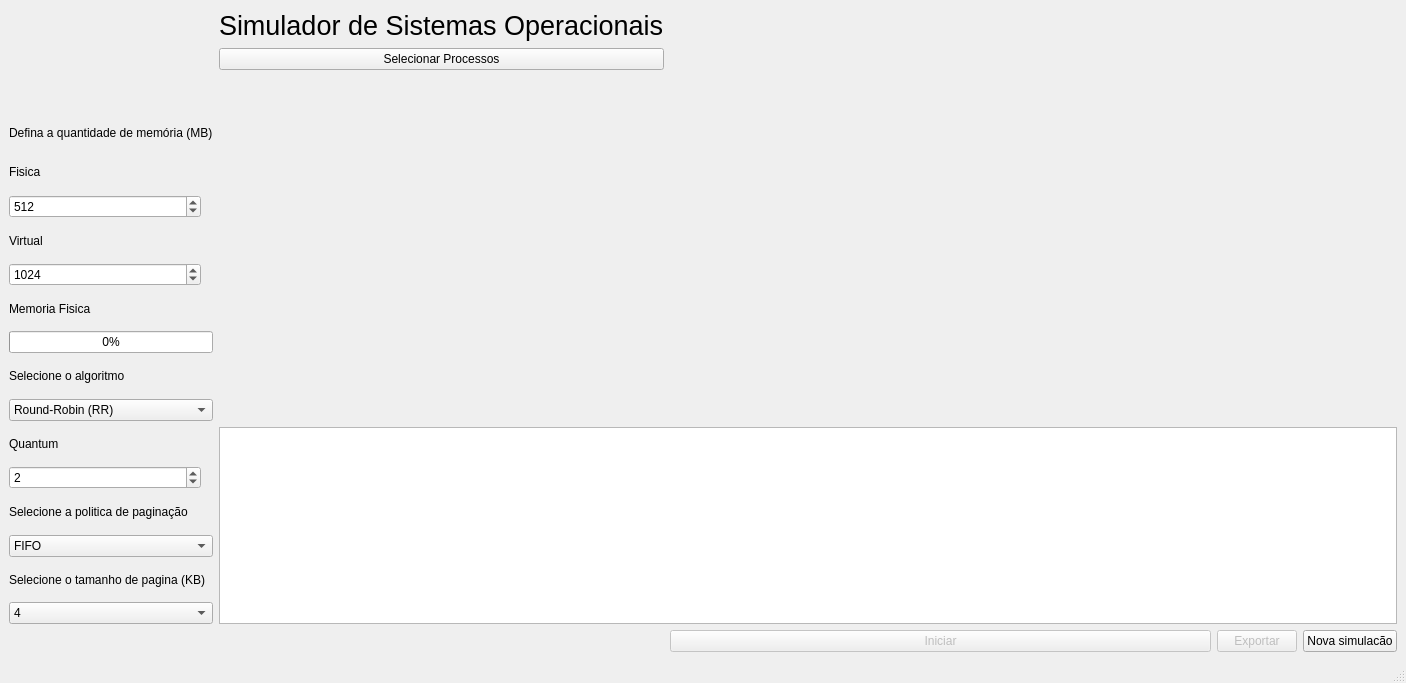
Above: Projeto_SO/mainwindow.ui from lwyo1/Simulador-de-Sistemas-Operacionais before the change. Below: the same form after it.
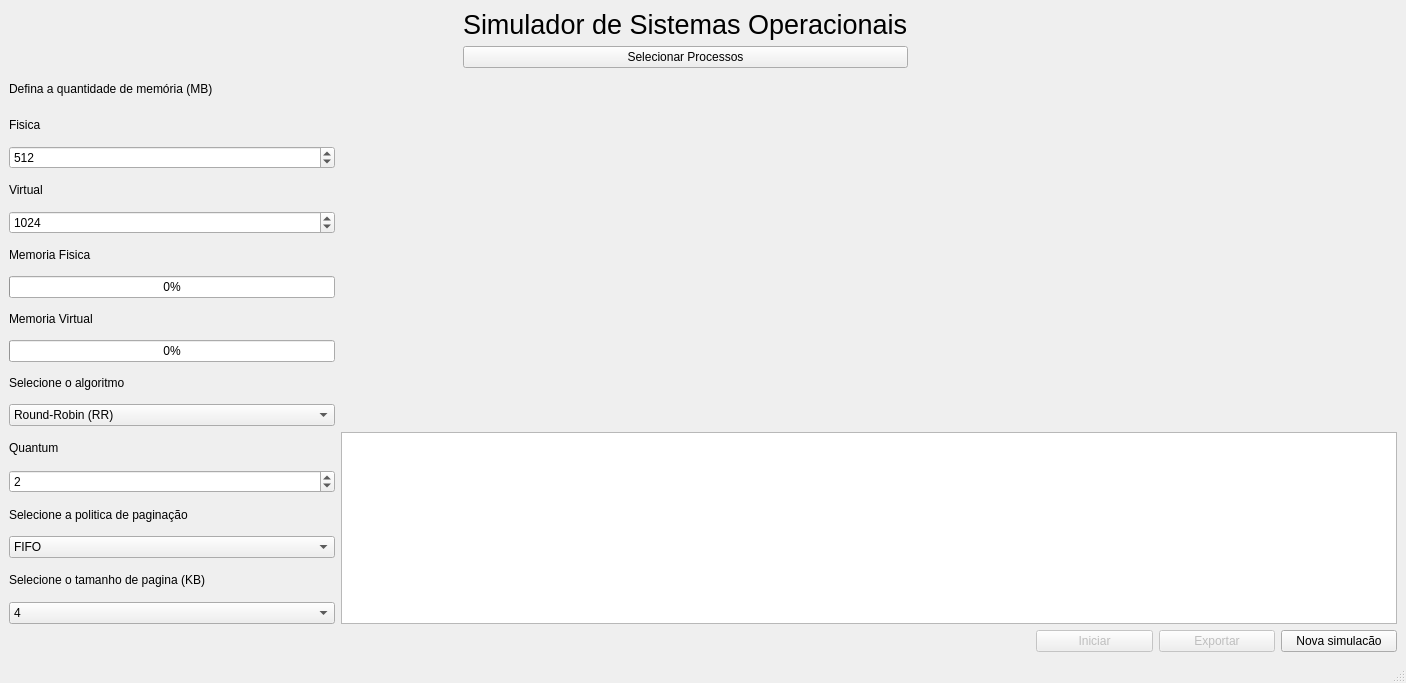
That is the form after the change.

Patch:
```diff
--- a/Projeto_SO/mainwindow.ui
+++ b/Projeto_SO/mainwindow.ui
@@ -17,81 +17,15 @@
    <string>Simulador SO</string>
   </property>
   <widget class="QWidget" name="centralwidget">
-   <layout class="QGridLayout" name="gridLayout" columnstretch="1,0,0,0,3,0,0">
-    <item row="8" column="0" colspan="3">
-     <widget class="QLabel" name="labelProgressMemoria">
+   <layout class="QGridLayout" name="gridLayout">
+    <item row="4" column="0">
+     <widget class="QLabel" name="label_3">
       <property name="text">
-       <string>Memoria Fisica</string>
+       <string>Fisica</string>
       </property>
      </widget>
     </item>
-    <item row="9" column="0" colspan="3">
-     <widget class="QProgressBar" name="progressMemoria">
-      <property name="value">
-       <number>0</number>
-      </property>
-     </widget>
-    </item>
-    <item row="1" column="3">
-     <widget class="QPushButton" name="buttonSelecionaCSV">
-      <property name="text">
-       <string>Selecionar Processos</string>
-      </property>
-     </widget>
-    </item>
-    <item row="18" column="5">
-     <widget class="QPushButton" name="btnExportar">
-      <property name="enabled">
-       <bool>false</bool>
-      </property>
-      <property name="text">
-       <string>Exportar</string>
-      </property>
-     </widget>
-    </item>
-    <item row="18" column="4">
-     <widget class="QPushButton" name="buttonIniciar">
-      <property name="enabled">
-       <bool>false</bool>
-      </property>
-      <property name="text">
-       <string>Iniciar</string>
-      </property>
-     </widget>
-    </item>
-    <item row="13" column="0">
-     <widget class="QSpinBox" name="spinQuantum">
-      <property name="enabled">
-       <bool>true</bool>
-      </property>
-      <property name="minimum">
-       <number>1</number>
-      </property>
-      <property name="maximum">
-       <number>20</number>
-      </property>
-      <property name="value">
-       <number>2</number>
-      </property>
-     </widget>
-    </item>
-    <item row="5" column="0">
-     <widget class="QSpinBox" name="spinMemFisica">
-      <property name="minimum">
-       <number>128</number>
-      </property>
-      <property name="maximum">
-       <number>2048</number>
-      </property>
-      <property name="singleStep">
-       <number>128</number>
-      </property>
-      <property name="value">
-       <number>512</number>
-      </property>
-     </widget>
-    </item>
-    <item row="17" column="0" colspan="3">
+    <item row="19" column="0" colspan="2">
      <widget class="QComboBox" name="comboTamanhoPaginacao">
       <item>
        <property name="text">
@@ -115,7 +49,30 @@
       </item>
      </widget>
     </item>
-    <item row="11" column="0" colspan="3">
+    <item row="12" column="0">
+     <widget class="QLabel" name="label_5">
+      <property name="text">
+       <string>Selecione o algoritmo</string>
+      </property>
+     </widget>
+    </item>
+    <item row="5" column="0" colspan="2">
+     <widget class="QSpinBox" name="spinMemFisica">
+      <property name="minimum">
+       <number>128</number>
+      </property>
+      <property name="maximum">
+       <number>2048</number>
+      </property>
+      <property name="singleStep">
+       <number>128</number>
+      </property>
+      <property name="value">
+       <number>512</number>
+      </property>
+     </widget>
+    </item>
+    <item row="13" column="0" colspan="2">
      <widget class="QComboBox" name="comboAlgoritmo">
       <item>
        <property name="text">
@@ -134,35 +91,37 @@
       </item>
      </widget>
     </item>
-    <item row="18" column="6">
-     <widget class="QPushButton" name="buttonNovaSim">
-      <property name="text">
-       <string>Nova simulacão</string>
+    <item row="15" column="0" colspan="2">
+     <widget class="QSpinBox" name="spinQuantum">
+      <property name="enabled">
+       <bool>true</bool>
       </property>
-     </widget>
-    </item>
-    <item row="16" column="0" colspan="3">
-     <widget class="QLabel" name="label_7">
-      <property name="text">
-       <string>Selecione o tamanho de pagina (KB)</string>
+      <property name="minimum">
+       <number>1</number>
       </property>
+      <property name="maximum">
+       <number>20</number>
+      </property>
+      <property name="value">
+       <number>2</number>
+      </property>
      </widget>
     </item>
-    <item row="14" column="0" colspan="3">
+    <item row="16" column="0">
      <widget class="QLabel" name="label_6">
       <property name="text">
        <string>Selecione a politica de paginação</string>
       </property>
      </widget>
     </item>
-    <item row="6" column="0" colspan="2">
-     <widget class="QLabel" name="label_4">
+    <item row="8" column="0">
+     <widget class="QLabel" name="labelProgressMemoria">
       <property name="text">
-       <string>Virtual</string>
+       <string>Memoria Fisica</string>
       </property>
      </widget>
     </item>
-    <item row="12" column="0">
+    <item row="14" column="0">
      <widget class="QLabel" name="labelQuantum">
       <property name="enabled">
        <bool>true</bool>
@@ -172,50 +131,7 @@
       </property>
      </widget>
     </item>
-    <item row="4" column="0" colspan="2">
-     <widget class="QLabel" name="label_3">
-      <property name="text">
-       <string>Fisica</string>
-      </property>
-     </widget>
-    </item>
-    <item row="3" column="0" colspan="3">
-     <widget class="QLabel" name="label_2">
-      <property name="text">
-       <string>Defina a quantidade de memória (MB)</string>
-      </property>
-     </widget>
-    </item>
-    <item row="0" column="3">
-     <widget class="QLabel" name="label">
-      <property name="font">
-       <font>
-        <pointsize>20</pointsize>
-       </font>
-      </property>
-      <property name="text">
-       <string>Simulador de Sistemas Operacionais</string>
-      </property>
-     </widget>
-    </item>
-    <item row="10" column="0" colspan="3">
-     <widget class="QLabel" name="label_5">
-      <property name="text">
-       <string>Selecione o algoritmo</string>
-      </property>
-     </widget>
-    </item>
-    <item row="2" column="3">
-     <widget class="QLabel" name="labelArquivo">
-      <property name="text">
-       <string/>
-      </property>
-      <property name="alignment">
-       <set>Qt::AlignmentFlag::AlignCenter</set>
-      </property>
-     </widget>
-    </item>
-    <item row="15" column="0" colspan="3">
+    <item row="17" column="0" colspan="2">
      <widget class="QComboBox" name="comboPoliticaPaginacao">
       <item>
        <property name="text">
@@ -234,7 +150,21 @@
       </item>
      </widget>
     </item>
-    <item row="7" column="0">
+    <item row="18" column="0">
+     <widget class="QLabel" name="label_7">
+      <property name="text">
+       <string>Selecione o tamanho de pagina (KB)</string>
+      </property>
+     </widget>
+    </item>
+    <item row="3" column="0">
+     <widget class="QLabel" name="label_2">
+      <property name="text">
+       <string>Defina a quantidade de memória (MB)</string>
+      </property>
+     </widget>
+    </item>
+    <item row="7" column="0" colspan="2">
      <widget class="QSpinBox" name="spinMemVirtual">
       <property name="minimum">
        <number>256</number>
@@ -250,14 +180,96 @@
       </property>
      </widget>
     </item>
-    <item row="12" column="3" rowspan="6" colspan="4">
+    <item row="9" column="0" colspan="2">
+     <widget class="QProgressBar" name="progressMemoria">
+      <property name="value">
+       <number>0</number>
+      </property>
+     </widget>
+    </item>
+    <item row="20" column="7">
+     <widget class="QPushButton" name="buttonNovaSim">
+      <property name="text">
+       <string>Nova simulacão</string>
+      </property>
+     </widget>
+    </item>
+    <item row="10" column="0">
+     <widget class="QLabel" name="label_8">
+      <property name="text">
+       <string>Memoria Virtual</string>
+      </property>
+     </widget>
+    </item>
+    <item row="20" column="6">
+     <widget class="QPushButton" name="btnExportar">
+      <property name="enabled">
+       <bool>false</bool>
+      </property>
+      <property name="text">
+       <string>Exportar</string>
+      </property>
+     </widget>
+    </item>
+    <item row="1" column="3">
+     <layout class="QVBoxLayout" name="verticalLayout_2">
+      <item>
+       <widget class="QLabel" name="label">
+        <property name="font">
+         <font>
+          <pointsize>20</pointsize>
+         </font>
+        </property>
+        <property name="text">
+         <string>Simulador de Sistemas Operacionais</string>
+        </property>
+       </widget>
+      </item>
+     </layout>
+    </item>
+    <item row="2" column="3">
+     <layout class="QVBoxLayout" name="verticalLayout">
+      <item>
+       <widget class="QPushButton" name="buttonSelecionaCSV">
+        <property name="text">
+         <string>Selecionar Processos</string>
+        </property>
+       </widget>
+      </item>
+     </layout>
+    </item>
+    <item row="20" column="5">
+     <widget class="QPushButton" name="buttonIniciar">
+      <property name="enabled">
+       <bool>false</bool>
+      </property>
+      <property name="text">
+       <string>Iniciar</string>
+      </property>
+     </widget>
+    </item>
+    <item row="6" column="0">
+     <widget class="QLabel" name="label_4">
+      <property name="text">
+       <string>Virtual</string>
+      </property>
+     </widget>
+    </item>
+    <item row="14" column="2" rowspan="6" colspan="6">
      <widget class="QTextEdit" name="textRelatorio">
       <property name="readOnly">
        <bool>true</bool>
       </property>
      </widget>
     </item>
-    <item row="3" column="3" rowspan="9" colspan="4">
+    <item row="11" column="0" colspan="2">
+     <widget class="QProgressBar" name="progressMemVirtual">
+      <property name="value">
+       <number>0</number>
+      </property>
+     </widget>
+    </item>
+    <item row="4" column="2" rowspan="10" colspan="6">
      <layout class="QVBoxLayout" name="layoutGantt">
       <property name="spacing">
        <number>6</number>
@@ -274,6 +286,16 @@
       </item>
      </layout>
     </item>
+    <item row="3" column="3" alignment="Qt::AlignmentFlag::AlignHCenter|Qt::AlignmentFlag::AlignVCenter">
+     <widget class="QLabel" name="labelArquivo">
+      <property name="text">
+       <string/>
+      </property>
+      <property name="alignment">
+       <set>Qt::AlignmentFlag::AlignCenter</set>
+      </property>
+     </widget>
+    </item>
    </layout>
   </widget>
   <widget class="QMenuBar" name="menubar">
```
